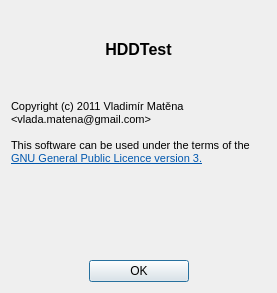
Before: the Qt Designer form about.ui in vladamatena/hddtest, drawn with Qt 5.
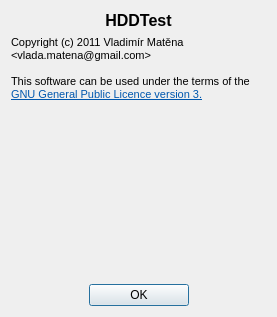
After: the same form once the commit is applied. Icons and pictures are not drawn.

Diff of the .ui file:
```diff
--- a/about.ui
+++ b/about.ui
@@ -10,7 +10,7 @@
     <x>0</x>
     <y>0</y>
     <width>277</width>
-    <height>293</height>
+    <height>317</height>
    </rect>
   </property>
   <property name="sizePolicy">
@@ -88,9 +88,15 @@
     <layout class="QHBoxLayout" name="horizontalLayout">
      <item>
       <widget class="QLabel" name="image">
+       <property name="minimumSize">
+        <size>
+         <width>120</width>
+         <height>120</height>
+        </size>
+       </property>
        <property name="maximumSize">
         <size>
-         <width>85</width>
+         <width>120</width>
          <height>120</height>
         </size>
        </property>
@@ -106,10 +112,26 @@
        <property name="alignment">
         <set>Qt::AlignCenter</set>
        </property>
+       <property name="margin">
+        <number>5</number>
+       </property>
       </widget>
      </item>
     </layout>
    </item>
+   <item>
+    <spacer name="verticalSpacer">
+     <property name="orientation">
+      <enum>Qt::Vertical</enum>
+     </property>
+     <property name="sizeHint" stdset="0">
+      <size>
+       <width>20</width>
+       <height>40</height>
+      </size>
+     </property>
+    </spacer>
+   </item>
    <item>
     <layout class="QHBoxLayout" name="horizontalLayout_2">
      <item>
```
